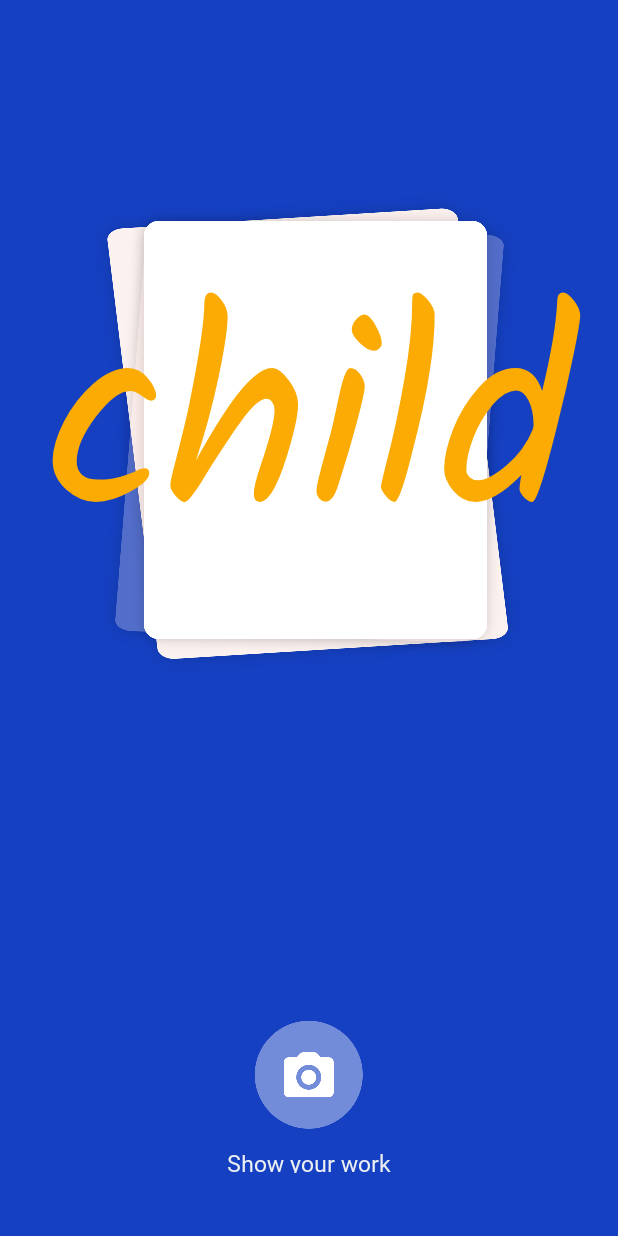
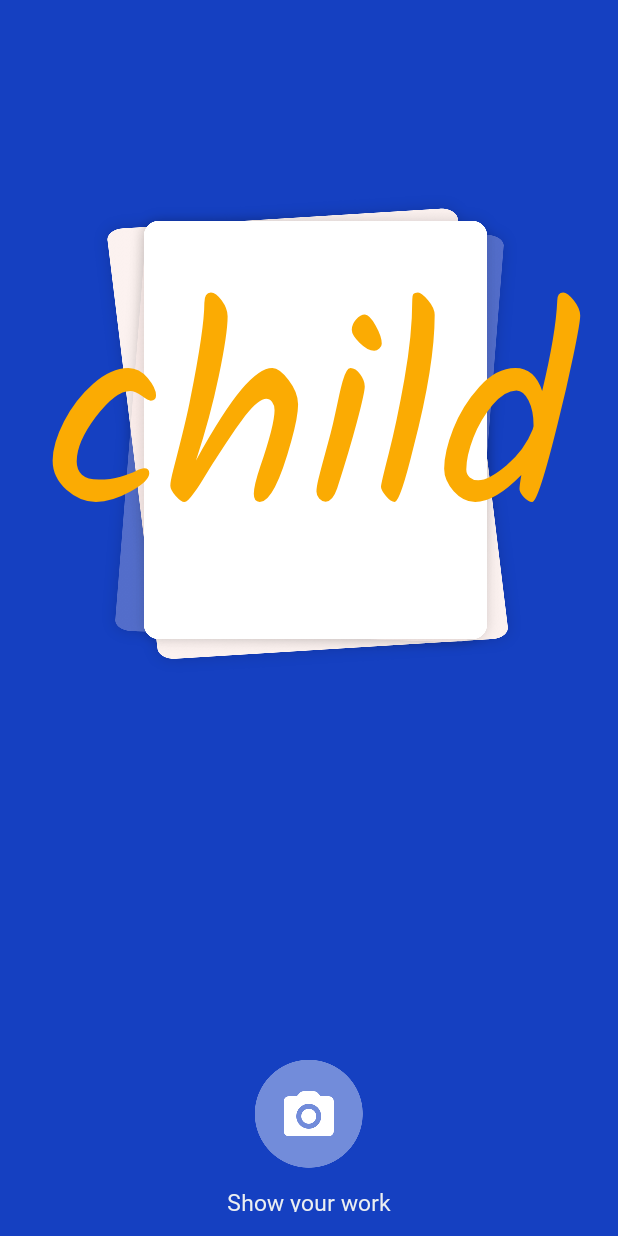
Before and after one commit to vitabr/Ottie, an Android app: the PlayActivity screen opened directly, with no data from a screen before it, on a phone screen of 412 x 824 dp. Run offline under Robolectric (Android 15) with nearby library versions, the phone set to English and light mode, and no system bars; libraries missing offline, so code that uses them is left out: com.google.firebase.ml; 1 statement that could not run was skipped.

Commit message:
Andrey: Additional margin fix

```diff
--- a/app/src/main/res/layout/layout_letter_play.xml
+++ b/app/src/main/res/layout/layout_letter_play.xml
@@ -34,7 +34,7 @@
         app:layout_constraintHorizontal_bias="0.5"
         app:layout_constraintStart_toStartOf="parent"
         app:layout_constraintTop_toBottomOf="@+id/container"
-        app:layout_constraintVertical_bias="0.85"
+        app:layout_constraintVertical_bias="1.0"
         app:layout_constraintVertical_chainStyle="packed"
         app:srcCompat="@drawable/ic_camera_nurmal" />
 
@@ -62,6 +62,7 @@
         android:layout_marginStart="8dp"
         android:layout_marginTop="12dp"
         android:layout_marginEnd="8dp"
+        android:layout_marginBottom="16dp"
         android:fontFamily="@font/roboto"
         android:text="Show your work"
         android:textColor="@color/colorAccent"
```
